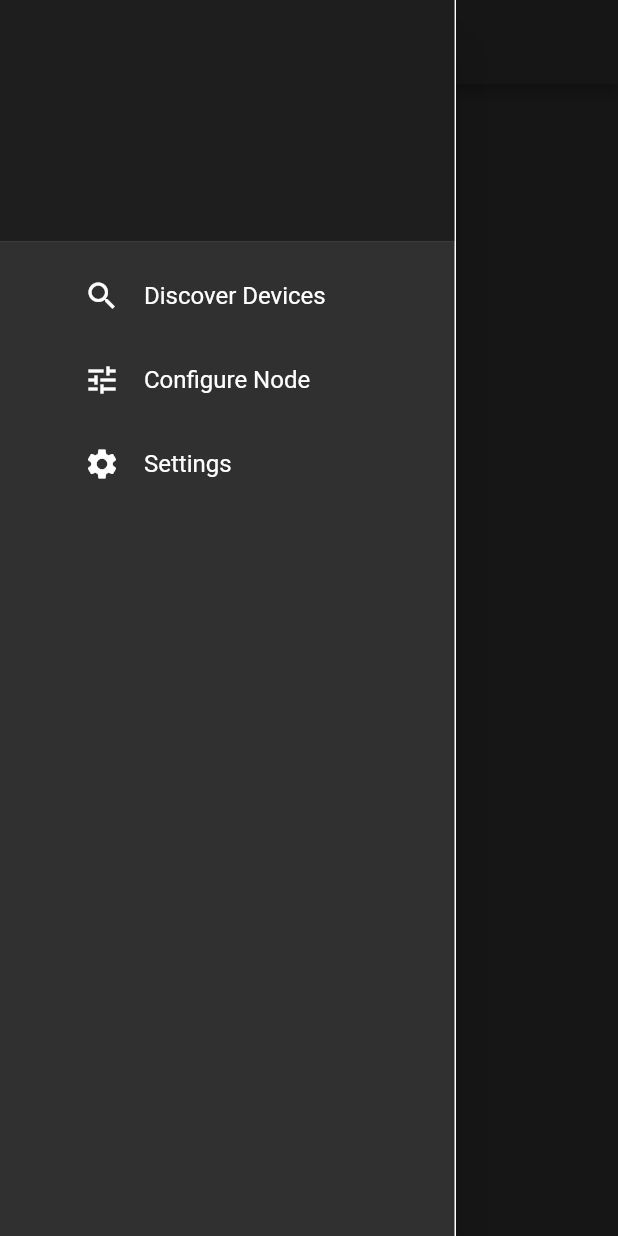
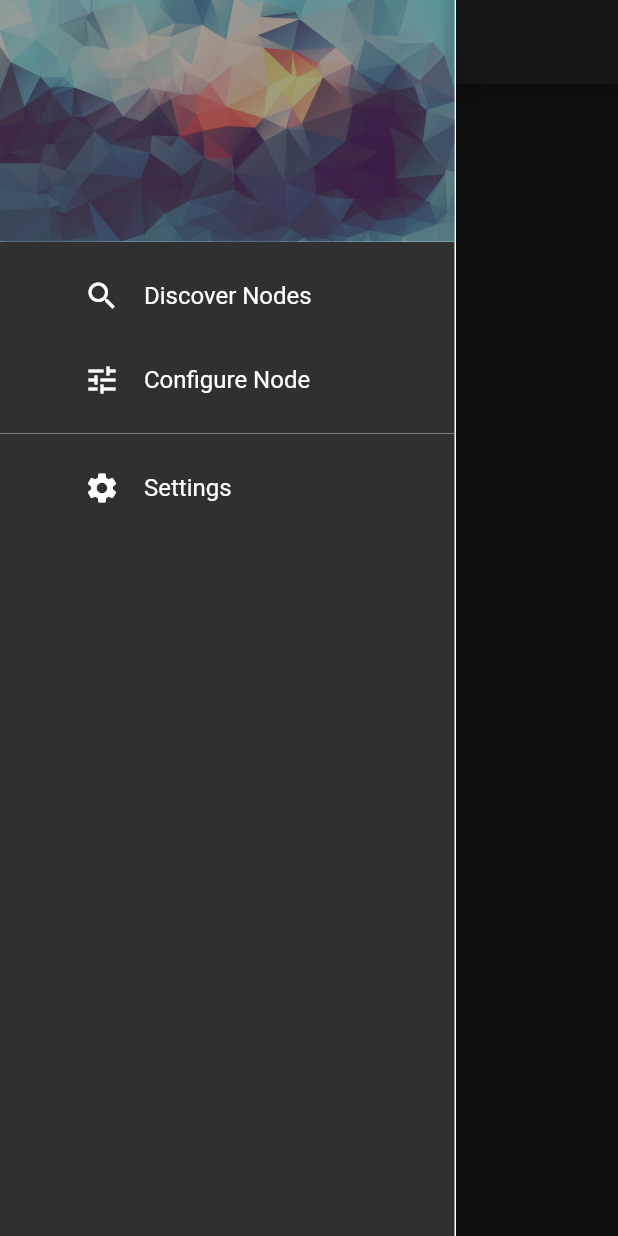
Before and after one commit to Radlet/radlet-composer, a Flutter app: the Home screen opened by its route, with the side drawer open, on a phone screen of 412 x 824 dp. Run offline on Flutter 3.47's test engine with Material 2 defaults, Android fonts, the phone set to English and light mode, and no system bars; our stand-ins replace firebase_auth, google_sign_in, shared_preferences; accounts and stored records are empty.

Commit message:
Drawer updated, theme updated, discovery updated

```diff
--- a/lib/screens/SplashScreen/SplashScreen.dart
+++ b/lib/screens/SplashScreen/SplashScreen.dart
@@ -82,7 +82,8 @@ class _SplashScreenState extends State<SplashScreen>
       body: Stack(
         children: <Widget>[
           new Container(
-            decoration: BoxDecoration(color: Colors.black38),
+            decoration:
+                BoxDecoration(color: Theme.of(context).scaffoldBackgroundColor),
           ),
           new Container(
               alignment: Alignment.center,
--- a/lib/util/apis/urls.dart
+++ b/lib/util/apis/urls.dart
@@ -1,2 +1,3 @@
 const SERVER_URL = "192.168.100.15:8080";
 const String DISCOVERY_ENDPOINT = "/getavailabledevices";
+const String NODE_ATTACH_ENDPOINT = "/attachdevice";
--- a/lib/widgets/CustomDrawer.dart
+++ b/lib/widgets/CustomDrawer.dart
@@ -6,24 +6,33 @@ class CustomDrawer extends StatelessWidget {
     return Drawer(
         child: SafeArea(
       child: Container(
+        color: Colors.grey[750],
         decoration: BoxDecoration(
             border: Border(right: BorderSide(width: 1.0, color: Colors.white))),
         child: ListView(
           padding: EdgeInsets.zero,
           children: <Widget>[
             DrawerHeader(
-              child: null,
-              decoration: BoxDecoration(
-                color: Colors.black38,
-              ),
-            ),
+                child: Row(
+                  mainAxisAlignment: MainAxisAlignment.center,
+                  crossAxisAlignment: CrossAxisAlignment.center,
+                  children: <Widget>[
+
+                  ],
+                ),
+                decoration: BoxDecoration(
+                  image: DecorationImage(
+                      colorFilter: ColorFilter.mode(Colors.black54, BlendMode.dstATop),
+                      image: AssetImage('assets/images/drawer_background.png'),
+                      fit: BoxFit.cover),
+                )),
             ListTile(
               leading: Padding(
                 padding: EdgeInsets.only(left: 40),
                 child: Icon(Icons.search),
               ),
               title: Text(
-                "Discover Devices",
+                "Discover Nodes",
                 style: TextStyle(fontSize: 16),
               ),
               onTap: () => Navigator.of(context).popAndPushNamed('/discovery'),
@@ -39,6 +48,7 @@ class CustomDrawer extends StatelessWidget {
               ),
               onTap: () => {},
             ),
+            Divider(),
             ListTile(
               leading: Padding(
                 padding: EdgeInsets.only(left: 40),
```
Also changed, not shown: lib/screens/Discovery/Discovery.dart (+19 -26 lines), lib/screens/Discovery/widgets/DeviceListItem.dart (+27 -5 lines), lib/util/apis/discovery.dart (+14 -0 lines), lib/util/apis/helper.dart (+10 -4 lines), lib/util/theme/customTheme.dart (+15 -0 lines), lib/widgets/ErrorScreen.dart (added, +23 -0 lines), assets/images/drawer_background.jpg (deleted), assets/images/drawer_background.png (added).
